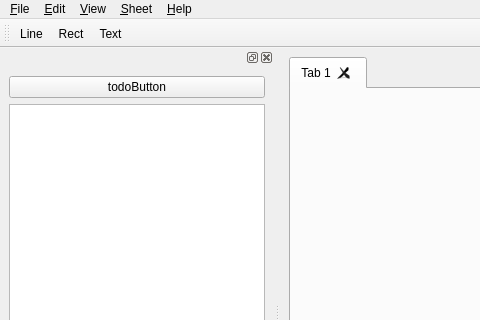
Before: the Qt Designer form src/ui/mainwindow.ui in schim-app/schim, drawn with Qt 5; both pictures show x 0 to 480 and y 0 to 320 of the 800 by 600 pixel window.
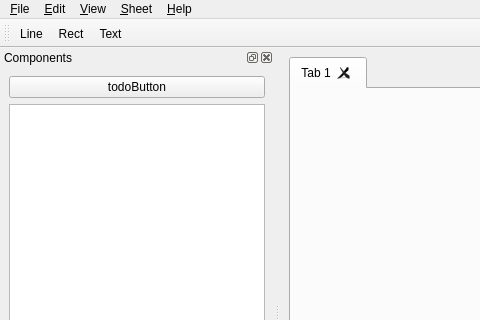
After: the same form once the commit is applied. Icons and pictures are not drawn. Custom widgets are drawn as their Qt base class.

Diff of the .ui file:
```diff
--- a/src/ui/mainwindow.ui
+++ b/src/ui/mainwindow.ui
@@ -174,6 +174,9 @@
    <addaction name="actionInsertText"/>
   </widget>
   <widget class="QDockWidget" name="dockSymbols">
+   <property name="windowTitle">
+    <string>Components</string>
+   </property>
    <attribute name="dockWidgetArea">
     <number>1</number>
    </attribute>
```
Left out of the diff: 56 changed lines with no effect on the pictures.
